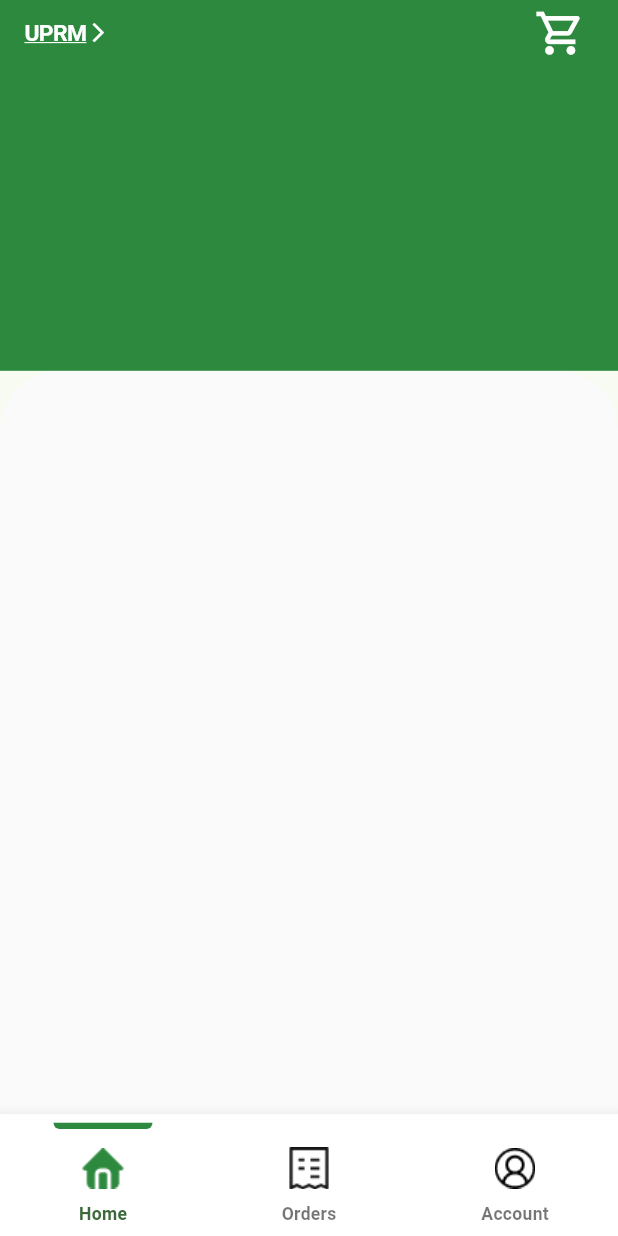
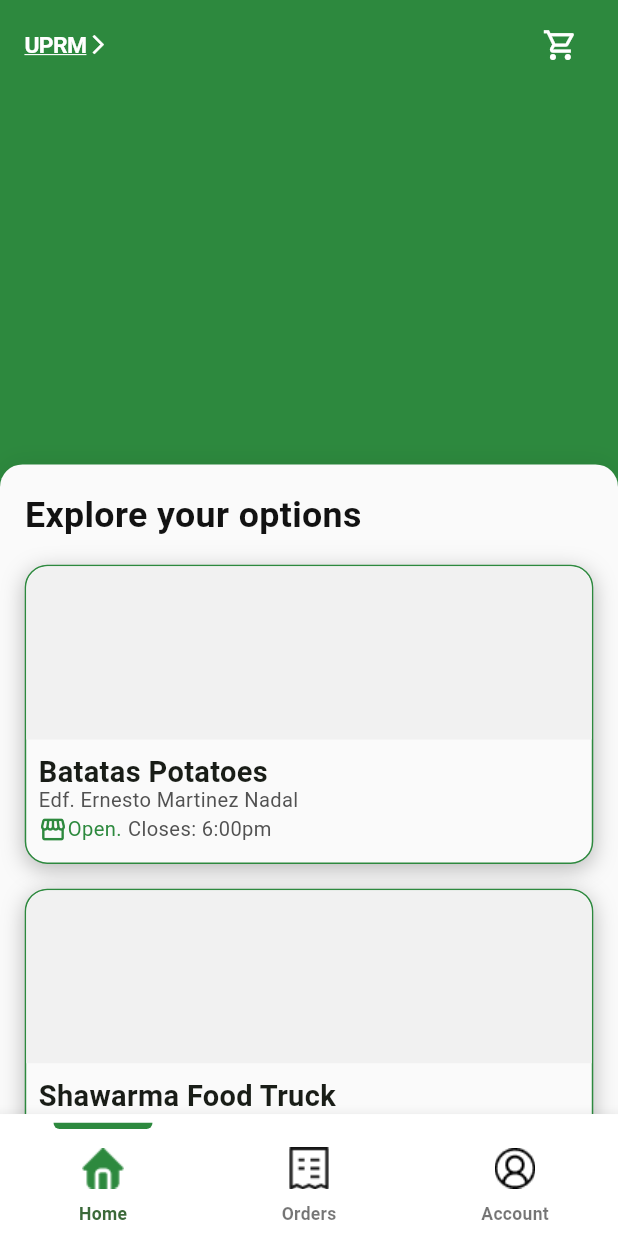
Before and after one commit to yadrielsamir/bites, a Flutter app: the Home screen opened by its route, on a phone screen of 412 x 824 dp. Run offline on Flutter 3.47's test engine with Material 3 defaults, Android fonts, the phone set to English and light mode, and no system bars; our stand-ins replace go_router, mask_text_input_formatter, sizer.

Commit message:
Finished food cards from home

```diff
--- a/lib/features/menu/presentation/home_page.dart
+++ b/lib/features/menu/presentation/home_page.dart
@@ -1,4 +1,5 @@
 import 'package:bites/app/theme/app_colors.dart';
+import 'package:bites/app/theme/app_shadows.dart';
 import 'package:bites/app/theme/app_spacing.dart';
 import 'package:flutter/cupertino.dart';
 import 'package:flutter/material.dart';
@@ -15,44 +16,75 @@ class _HomePageState extends State<HomePage> {
   @override
   Widget build(BuildContext context) {
     return SafeArea(
+      top: false,
+      child: Stack(
+        children: [
+          SingleChildScrollView(
             child: Column(
-        mainAxisAlignment: MainAxisAlignment.start,
               crossAxisAlignment: CrossAxisAlignment.start,
               children: [
-          Stack(
-            children: [
-              Container(
-                height: 30.h,
-                decoration: BoxDecoration(color: AppColors.uprmGreen),
+                Container(height: 40.h, color: AppColors.uprmGreen),
+
+                Transform.translate(
+                  offset: const Offset(0, -20),
+                  child: Container(
+                    width: double.infinity,
+                    height: 70.h + 20,
+                    decoration: BoxDecoration(
+                      color: AppColors.backgroundWhite,
+                      borderRadius: const BorderRadius.only(
+                        topLeft: Radius.circular(15),
+                        topRight: Radius.circular(15),
                       ),
-              Padding(
-                padding: EdgeInsets.symmetric(horizontal: AppSpacing.sm),
-                child: topRow(),
+                      boxShadow: [
+                        BoxShadow(
+                          blurRadius: 12,
+                          offset: const Offset(0, -2),
+                          color: Colors.black.withValues(alpha: 0.06),
                         ),
                       ],
                     ),
-          Expanded(
-            child: SingleChildScrollView(
-              child: Container(
-                height: 70.h,
-                decoration: BoxDecoration(
-                  color: AppColors.backgroundWhite,
-                  borderRadius: BorderRadius.only(
-                    topLeft: Radius.circular(40),
-                    topRight: Radius.circular(40),
+                    child: Padding(
+                      padding: EdgeInsets.symmetric(horizontal: AppSpacing.sm),
+                      child: Column(
+                        crossAxisAlignment: CrossAxisAlignment.start,
+                        children: [
+                          optionsText(),
+                          foodCard(
+                            'Batatas Potatoes',
+                            'Edf. Ernesto Martinez Nadal',
+                            '6:00pm',
                           ),
+                          SizedBox(height: 2.h),
+                          foodCard(
+                            'Shawarma Food Truck',
+                            'Edf. Ingeniería Civil',
+                            '5:00pm',
+                          ),
+                        ],
                       ),
                     ),
                   ),
                 ),
               ],
             ),
+          ),
+
+          Padding(
+            padding: EdgeInsets.symmetric(
+              horizontal: AppSpacing.sm,
+            ).copyWith(top: MediaQuery.of(context).padding.top + 8),
+            child: topRow(),
+          ),
+        ],
+      ),
     );
-  }
   }
 
   Widget topRow() {
-  return Row(
+    return Column(
+      children: [
+        Row(
           mainAxisAlignment: MainAxisAlignment.spaceBetween,
           children: [
             CupertinoButton(
@@ -65,9 +97,11 @@ Widget topRow() {
               onPressed: () {},
               child: Icon(
                 Icons.shopping_cart_outlined,
-          size: 24.sp,
+                size: 20.sp,
                 color: AppColors.white,
               ),
+            ),
+          ],
         ),
       ],
     );
@@ -89,3 +123,97 @@ Widget uprmButton() {
       ],
     );
   }
+
+  Widget optionsText() {
+    return Padding(
+      padding: EdgeInsets.symmetric(vertical: 2.h),
+      child: Text(
+        'Explore your options',
+        style: TextStyle(
+          fontSize: 20.sp,
+          fontWeight: FontWeight.w700,
+          color: AppColors.black,
+        ),
+      ),
+    );
+  }
+
+  Widget foodCard(String title, String location, String closingTime) {
+    return GestureDetector(
+      onTap: () {},
+      child: Container(
+        decoration: BoxDecoration(
+          color: AppColors.backgroundWhite,
+          borderRadius: BorderRadius.circular(15),
+          border: Border.all(color: AppColors.uprmGreen),
+          boxShadow: AppShadows.card,
+        ),
+        child: Column(
+          crossAxisAlignment: CrossAxisAlignment.start,
+          children: [
+            Container(
+              height: 14.h,
+              decoration: BoxDecoration(
+                color: AppColors.lightGrey,
+                borderRadius: BorderRadius.only(
+                  topLeft: Radius.circular(15),
+                  topRight: Radius.circular(15),
+                ),
+              ),
+            ),
+            Padding(
+              padding: EdgeInsets.symmetric(
+                horizontal: AppSpacing.xs,
+                vertical: 1.5.h,
+              ),
+              child: Column(
+                crossAxisAlignment: CrossAxisAlignment.start,
+                children: [
+                  Text(
+                    title,
+                    style: TextStyle(
+                      height: 1.0,
+                      fontSize: 18.sp,
+                      fontWeight: FontWeight.w600,
+                    ),
+                  ),
+                  Text(
+                    location,
+                    style: TextStyle(
+                      fontSize: 15.sp,
+                      color: AppColors.darkGrey,
+                    ),
+                  ),
+                  Row(
+                    children: [
+                      Icon(
+                        Icons.storefront_outlined,
+                        size: 18.sp,
+                        color: AppColors.uprmGreen,
+                      ),
+                      Text(
+                        'Open.',
+                        style: TextStyle(
+                          color: AppColors.uprmGreen,
+                          fontSize: 15.sp,
+                        ),
+                      ),
+                      SizedBox(width: 1.w),
+                      Text(
+                        'Closes: $closingTime',
+                        style: TextStyle(
+                          color: AppColors.darkGrey,
+                          fontSize: 15.sp,
+                        ),
+                      ),
+                    ],
+                  ),
+                ],
+              ),
+            ),
+          ],
+        ),
+      ),
+    );
+  }
+}
--- a/pubspec.yaml
+++ b/pubspec.yaml
@@ -68,6 +68,8 @@ flutter:
     - assets/icons/Outline_Home_Icon.png
     - assets/icons/Outline_Receipt_Icon.png
     - assets/icons/Outline_User_Icon.png
+    - assets/icons/Outline_Cart_Icon.png
+
 
 
   # An image asset can refer to one or more resolution-specific "variants", see
```
Also changed, not shown: assets/icons/Outline_Cart_Icon.png (added). Lines whose indentation alone changed are shown as unchanged.
